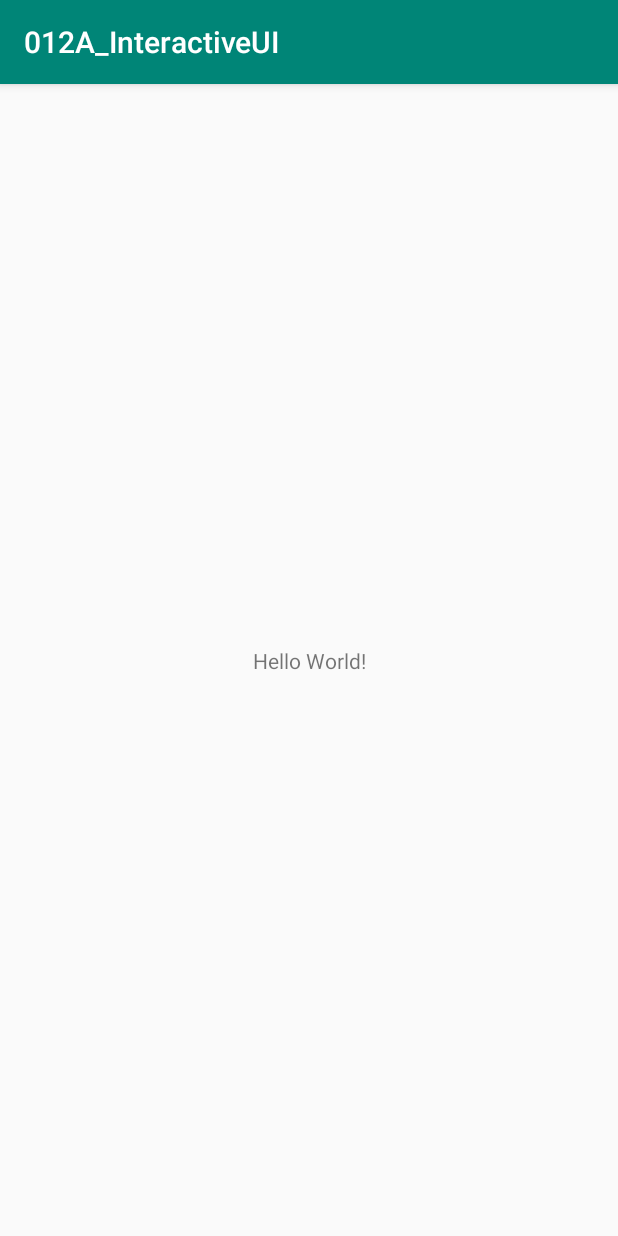
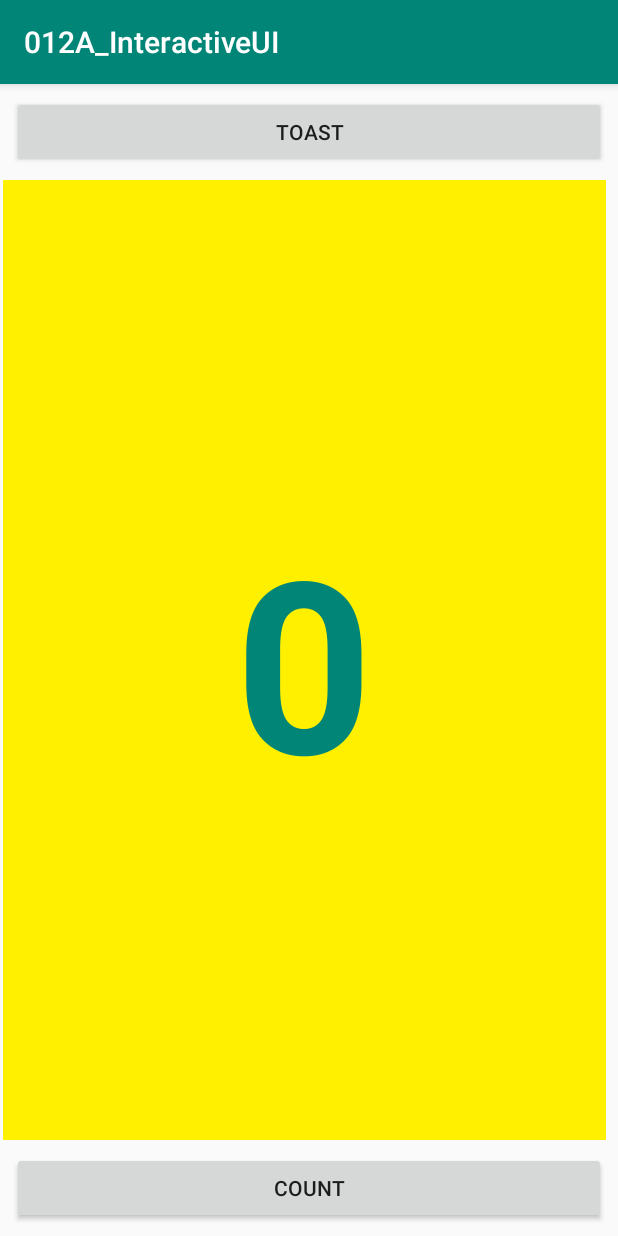
Before and after one commit to pablopgus/Associate-Android-Developer, an Android app: the screen it shows after launch (MainActivity), on a phone screen of 412 x 824 dp. Run offline under Robolectric (Android 15) with nearby library versions, the phone set to English and light mode, and no system bars.

Commit message:
Completed Codelab module 012A.

```diff
--- a/012a_interactiveui/src/main/java/certification/pablopg/a012a_interactiveui/MainActivity.java
+++ b/012a_interactiveui/src/main/java/certification/pablopg/a012a_interactiveui/MainActivity.java
@@ -2,12 +2,32 @@
 
 import android.support.v7.app.AppCompatActivity;
 import android.os.Bundle;
+import android.view.View;
+import android.widget.TextView;
+import android.widget.Toast;
 
 public class MainActivity extends AppCompatActivity {
+    private int mCount = 0;
+    private TextView mShowCount;
 
     @Override
-    protected void onCreate(Bundle savedInstanceState) {
+    protected void onCreate(Bundle savedInstanceState)
+    {
         super.onCreate(savedInstanceState);
         setContentView(R.layout.activity_main);
+        mShowCount = (TextView) findViewById(R.id.show_count);
+    }
+
+    public void showToast(View view)
+    {
+        Toast toast = Toast.makeText(this, R.string.toast_message,Toast.LENGTH_SHORT);
+        toast.show();
+    }
+
+    public void countUp(View view)
+    {
+        mCount++;
+        if (mShowCount != null)
+            mShowCount.setText(Integer.toString(mCount));
     }
 }
--- a/012a_interactiveui/src/main/res/layout/activity_main.xml
+++ b/012a_interactiveui/src/main/res/layout/activity_main.xml
@@ -4,15 +4,58 @@
     xmlns:tools="http://schemas.android.com/tools"
     android:layout_width="match_parent"
     android:layout_height="match_parent"
-    tools:context=".MainActivity">
+    tools:context=".MainActivity"
+    tools:layout_editor_absoluteY="81dp">
+
+    <Button
+        android:id="@+id/button"
+        android:layout_width="0dp"
+        android:layout_height="wrap_content"
+        android:layout_marginStart="8dp"
+        android:layout_marginLeft="8dp"
+        android:layout_marginTop="8dp"
+        android:layout_marginEnd="8dp"
+        android:layout_marginRight="8dp"
+        android:text="@string/button_label_toast"
+        app:layout_constraintEnd_toEndOf="parent"
+        app:layout_constraintStart_toStartOf="parent"
+        app:layout_constraintTop_toTopOf="parent"
+        android:onClick="showToast" />
+
+    <Button
+        android:id="@+id/button2"
+        android:layout_width="0dp"
+        android:layout_height="wrap_content"
+        android:layout_marginStart="8dp"
+        android:layout_marginLeft="8dp"
+        android:layout_marginEnd="8dp"
+        android:layout_marginRight="8dp"
+        android:layout_marginBottom="8dp"
+        android:text="@string/button_label_count"
+        app:layout_constraintBottom_toBottomOf="parent"
+        app:layout_constraintEnd_toEndOf="parent"
+        app:layout_constraintStart_toStartOf="parent"
+        android:onClick="countUp" />
 
     <TextView
-        android:layout_width="wrap_content"
-        android:layout_height="wrap_content"
-        android:text="Hello World!"
-        app:layout_constraintBottom_toBottomOf="parent"
-        app:layout_constraintLeft_toLeftOf="parent"
-        app:layout_constraintRight_toRightOf="parent"
-        app:layout_constraintTop_toTopOf="parent" />
+        android:id="@+id/show_count"
+        android:layout_width="0dp"
+        android:layout_height="0dp"
+        android:layout_marginStart="2dp"
+        android:layout_marginLeft="2dp"
+        android:layout_marginTop="8dp"
+        android:layout_marginEnd="8dp"
+        android:layout_marginRight="8dp"
+        android:layout_marginBottom="8dp"
+        android:background="#FFF000"
+        android:gravity="center_vertical|center"
+        android:text="0"
+        android:textColor="@color/colorPrimary"
+        android:textSize="160sp"
+        android:textStyle="bold"
+        app:layout_constraintBottom_toTopOf="@+id/button2"
+        app:layout_constraintEnd_toEndOf="parent"
+        app:layout_constraintStart_toStartOf="parent"
+        app:layout_constraintTop_toBottomOf="@+id/button" />
 
 </android.support.constraint.ConstraintLayout>
--- a/012a_interactiveui/src/main/res/values/strings.xml
+++ b/012a_interactiveui/src/main/res/values/strings.xml
@@ -1,3 +1,7 @@
 <resources>
     <string name="app_name">012A_InteractiveUI</string>
+    <string name="button_label_toast">Toast</string>
+    <string name="button_label_count">Count</string>
+    <string name="count_initial_value">0</string>
+    <string name="toast_message">Hello Toast!</string>
 </resources>
```
